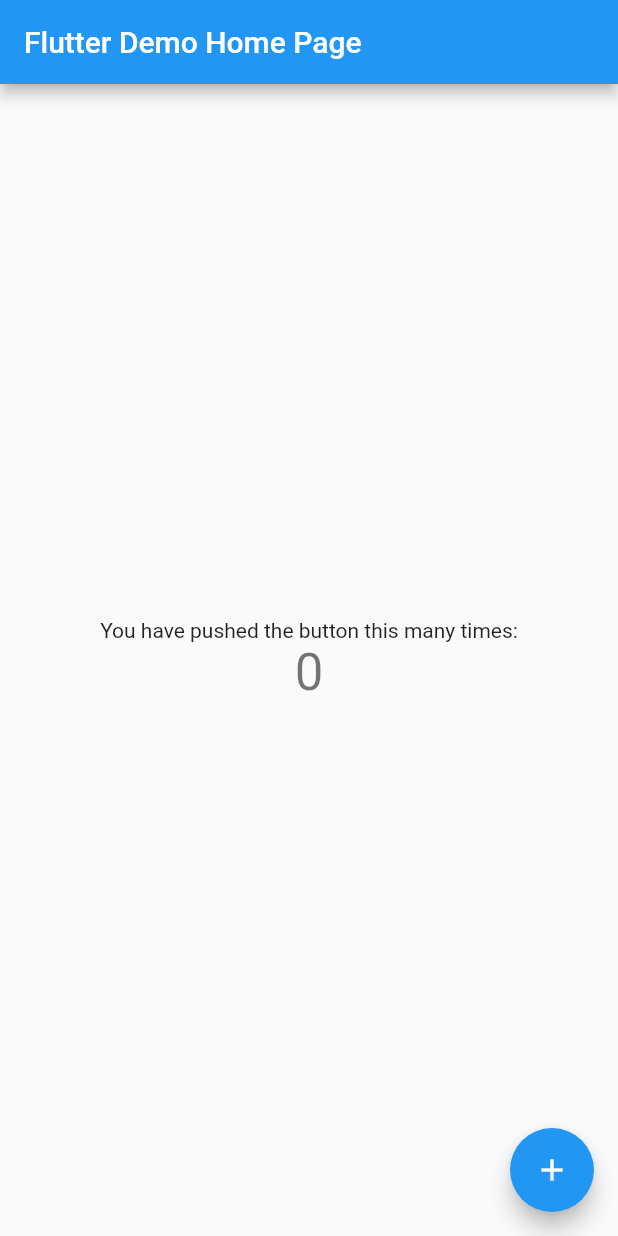
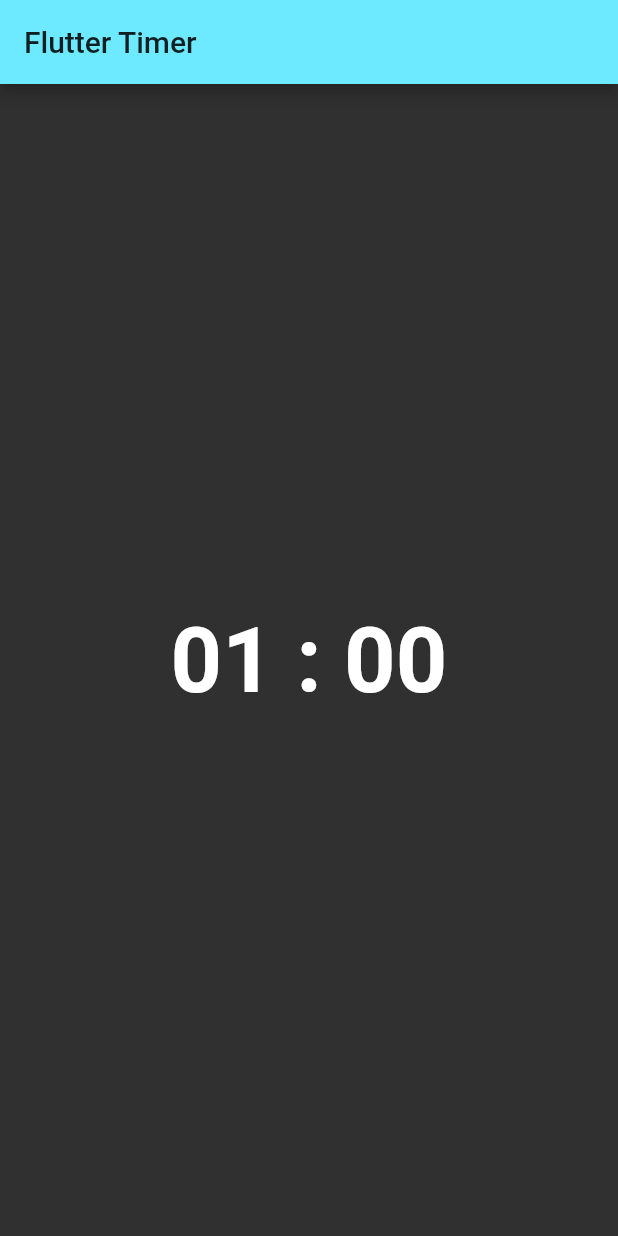
Before and after one commit to VisalGGEZ/FlutterTimerBloc, a Flutter app: the screen it shows after launch, on a phone screen of 412 x 824 dp. Run offline on Flutter 3.47's test engine with Material 2 defaults, Android fonts, the phone set to English and light mode, and no system bars; our stand-ins replace equatable, flutter_bloc; missing offline and left inert: dart:ffi.

Commit message:
done action

```diff
--- a/lib/main.dart
+++ b/lib/main.dart
@@ -1,117 +1,27 @@
 import 'package:flutter/material.dart';
+import 'package:flutter_bloc/flutter_bloc.dart';
+import 'package:timer_bloc_timer/bloc/timer_bloc.dart';
+import 'package:timer_bloc_timer/tiker.dart';
+import 'package:timer_bloc_timer/timer.dart';
 
 void main() {
   runApp(MyApp());
 }
 
 class MyApp extends StatelessWidget {
-  // This widget is the root of your application.
   @override
   Widget build(BuildContext context) {
     return MaterialApp(
-      title: 'Flutter Demo',
       theme: ThemeData(
-        // This is the theme of your application.
-        //
-        // Try running your application with "flutter run". You'll see the
-        // application has a blue toolbar. Then, without quitting the app, try
-        // changing the primarySwatch below to Colors.green and then invoke
-        // "hot reload" (press "r" in the console where you ran "flutter run",
-        // or simply save your changes to "hot reload" in a Flutter IDE).
-        // Notice that the counter didn't reset back to zero; the application
-        // is not restarted.
-        primarySwatch: Colors.blue,
-        // This makes the visual density adapt to the platform that you run
-        // the app on. For desktop platforms, the controls will be smaller and
-        // closer together (more dense) than on mobile platforms.
-        visualDensity: VisualDensity.adaptivePlatformDensity,
+        primaryColor: Color.fromRGBO(109, 234, 255, 1),
+        accentColor: Color.fromRGBO(72, 74, 126, 1),
+        brightness: Brightness.dark,
       ),
-      home: MyHomePage(title: 'Flutter Demo Home Page'),
+      title: 'Flutter Timer',
+      home: BlocProvider(
+        create: (context) => TimerBloc(ticker: Ticker()),
+        child: Timer(),
+      ),
     );
   }
 }
-
-class MyHomePage extends StatefulWidget {
-  MyHomePage({Key key, this.title}) : super(key: key);
-
-  // This widget is the home page of your application. It is stateful, meaning
-  // that it has a State object (defined below) that contains fields that affect
-  // how it looks.
-
-  // This class is the configuration for the state. It holds the values (in this
-  // case the title) provided by the parent (in this case the App widget) and
-  // used by the build method of the State. Fields in a Widget subclass are
-  // always marked "final".
-
-  final String title;
-
-  @override
-  _MyHomePageState createState() => _MyHomePageState();
-}
-
-class _MyHomePageState extends State<MyHomePage> {
-  int _counter = 0;
-
-  void _incrementCounter() {
-    setState(() {
-      // This call to setState tells the Flutter framework that something has
-      // changed in this State, which causes it to rerun the build method below
-      // so that the display can reflect the updated values. If we changed
-      // _counter without calling setState(), then the build method would not be
-      // called again, and so nothing would appear to happen.
-      _counter++;
-    });
-  }
-
-  @override
-  Widget build(BuildContext context) {
-    // This method is rerun every time setState is called, for instance as done
-    // by the _incrementCounter method above.
-    //
-    // The Flutter framework has been optimized to make rerunning build methods
-    // fast, so that you can just rebuild anything that needs updating rather
-    // than having to individually change instances of widgets.
-    return Scaffold(
-      appBar: AppBar(
-        // Here we take the value from the MyHomePage object that was created by
-        // the App.build method, and use it to set our appbar title.
-        title: Text(widget.title),
-      ),
-      body: Center(
-        // Center is a layout widget. It takes a single child and positions it
-        // in the middle of the parent.
-        child: Column(
-          // Column is also a layout widget. It takes a list of children and
-          // arranges them vertically. By default, it sizes itself to fit its
-          // children horizontally, and tries to be as tall as its parent.
-          //
-          // Invoke "debug painting" (press "p" in the console, choose the
-          // "Toggle Debug Paint" action from the Flutter Inspector in Android
-          // Studio, or the "Toggle Debug Paint" command in Visual Studio Code)
-          // to see the wireframe for each widget.
-          //
-          // Column has various properties to control how it sizes itself and
-          // how it positions its children. Here we use mainAxisAlignment to
-          // center the children vertically; the main axis here is the vertical
-          // axis because Columns are vertical (the cross axis would be
-          // horizontal).
-          mainAxisAlignment: MainAxisAlignment.center,
-          children: <Widget>[
-            Text(
-              'You have pushed the button this many times:',
-            ),
-            Text(
-              '$_counter',
-              style: Theme.of(context).textTheme.headline4,
-            ),
-          ],
-        ),
-      ),
-      floatingActionButton: FloatingActionButton(
-        onPressed: _incrementCounter,
-        tooltip: 'Increment',
-        child: Icon(Icons.add),
-      ), // This trailing comma makes auto-formatting nicer for build methods.
-    );
-  }
-}
--- /dev/null
+++ b/lib/timer.dart
@@ -0,0 +1,46 @@
+import 'package:flutter/cupertino.dart';
+import 'package:flutter/material.dart';
+import 'package:flutter_bloc/flutter_bloc.dart';
+import 'package:timer_bloc_timer/bloc/timer_bloc.dart';
+import 'package:timer_bloc_timer/bloc/timer_state.dart';
+
+import 'bloc/timer_bloc.dart';
+
+class Timer extends StatelessWidget {
+  static const TextStyle timerTextStyle = TextStyle(
+    fontSize: 60,
+    fontWeight: FontWeight.bold,
+  );
+
+  @override
+  Widget build(BuildContext context) {
+    return Scaffold(
+      appBar: AppBar(
+        title: Text('Flutter Timer'),
+      ),
+      body: Column(
+        mainAxisAlignment: MainAxisAlignment.center,
+        crossAxisAlignment: CrossAxisAlignment.center,
+        children: [
+          Padding(
+            padding: EdgeInsets.symmetric(vertical: 100.0),
+            child: Center(child: BlocBuilder<TimerBloc, TimerState>(
+              builder: (context, state) {
+                final String minutesStr = ((state.duration / 60) % 60)
+                    .floor()
+                    .toString()
+                    .padLeft(2, '0');
+                final String secondsStr =
+                    (state.duration % 60).floor().toString().padLeft(2, '0');
+                return Text(
+                  '$minutesStr : $secondsStr',
+                  style: Timer.timerTextStyle,
+                );
+              },
+            )),
+          )
+        ],
+      ),
+    );
+  }
+}
--- a/pubspec.yaml
+++ b/pubspec.yaml
@@ -25,6 +25,7 @@ dependencies:
     sdk: flutter
   flutter_bloc: ^5.0.0
   equatable: ^1.0.0
+  meta: ^1.1.6
   wave: ^0.0.8
 
 
```
Also changed, not shown: lib/action.dart (added, +70 -0 lines), lib/bloc/timer_bloc.dart (added, +81 -0 lines), lib/bloc/timer_event.dart (+0 -9 lines), pubspec.lock, 7 other files.
